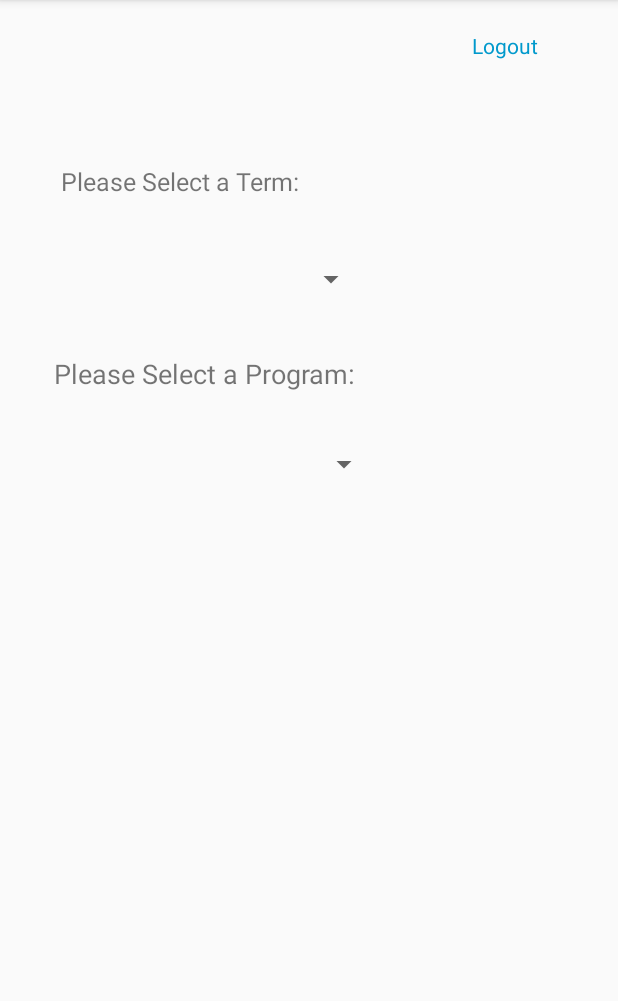
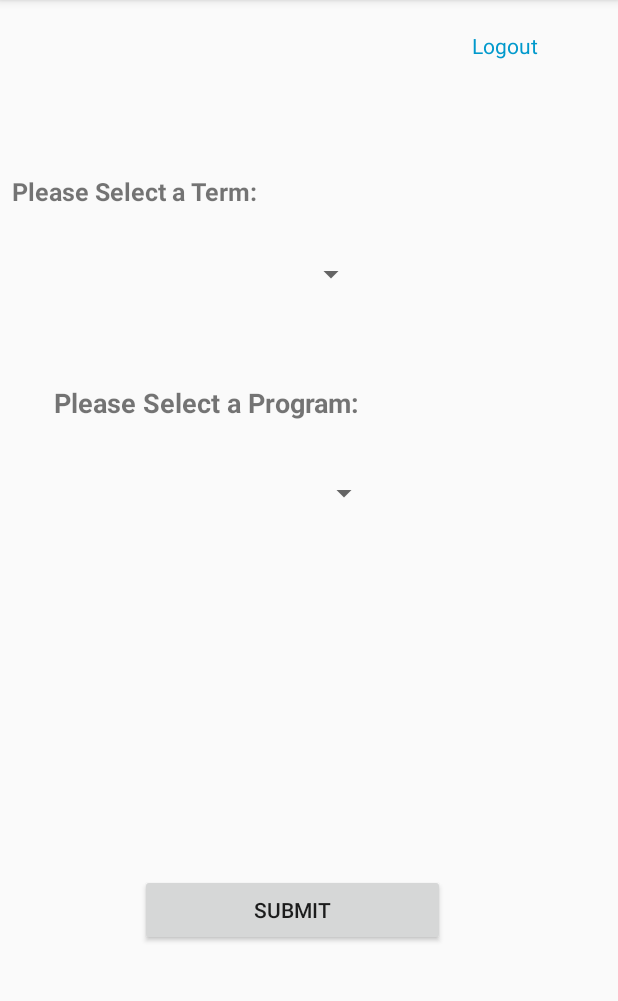
Before and after one commit to xiaoxiuzhe/CSCI3130-PROJECT, an Android app: the RegisterClass screen opened directly, with no data from a screen before it, on a phone screen of 412 x 824 dp, the part 84-1085 px from its top. Run offline under Robolectric (Android 15) with nearby library versions, the phone set to English and light mode, and no system bars.

```diff
--- a/app/src/main/res/layout/activity_register_class.xml
+++ b/app/src/main/res/layout/activity_register_class.xml
@@ -4,7 +4,7 @@
     xmlns:tools="http://schemas.android.com/tools"
     android:layout_width="match_parent"
     android:layout_height="match_parent"
-    tools:context=".RegisterClass">
+    tools:context=".RegisterOption">
 
     <TextView
         android:id="@+id/textView7"
@@ -17,12 +17,13 @@
         android:autoSizeTextType="uniform"
         android:gravity="top|bottom|left|right"
         android:text="Please Select a Program:"
+        android:textStyle="bold"
         app:layout_constraintBottom_toBottomOf="parent"
         app:layout_constraintEnd_toEndOf="parent"
         app:layout_constraintHorizontal_bias="0.727"
         app:layout_constraintStart_toStartOf="parent"
         app:layout_constraintTop_toBottomOf="@+id/termSpinner"
-        app:layout_constraintVertical_bias="0.036" />
+        app:layout_constraintVertical_bias="0.08" />
 
     <TextView
         android:id="@+id/signUp2"
@@ -57,25 +58,23 @@
         app:layout_constraintHorizontal_bias="0.106"
         app:layout_constraintStart_toStartOf="parent"
         app:layout_constraintTop_toTopOf="parent"
-        app:layout_constraintVertical_bias="0.174" />
+        app:layout_constraintVertical_bias="0.169" />
 
     <TextView
         android:id="@+id/textView4"
         android:layout_width="163dp"
         android:layout_height="39dp"
         android:layout_marginBottom="8dp"
-        android:layout_marginEnd="204dp"
         android:layout_marginStart="8dp"
         android:layout_marginTop="8dp"
         android:autoSizeTextType="uniform"
         android:gravity="top|bottom|left|right"
         android:text="Please Select a Term:"
+        android:textStyle="bold"
         app:layout_constraintBottom_toBottomOf="parent"
-        app:layout_constraintEnd_toEndOf="parent"
-        app:layout_constraintHorizontal_bias="0.888"
         app:layout_constraintStart_toStartOf="parent"
         app:layout_constraintTop_toTopOf="parent"
-        app:layout_constraintVertical_bias="0.131" />
+        app:layout_constraintVertical_bias="0.14" />
 
     <Spinner
         android:id="@+id/programSelect"
@@ -89,4 +88,21 @@
         app:layout_constraintStart_toStartOf="parent"
         app:layout_constraintTop_toBottomOf="@+id/textView7" />
 
+    <Button
+        android:id="@+id/submitButton"
+        android:layout_width="203dp"
+        android:layout_height="wrap_content"
+        android:layout_marginBottom="8dp"
+        android:layout_marginEnd="8dp"
+        android:layout_marginStart="8dp"
+        android:layout_marginTop="8dp"
+        android:onClick="submitButton"
+        android:text="Submit"
+        app:layout_constraintBottom_toBottomOf="parent"
+        app:layout_constraintEnd_toEndOf="parent"
+        app:layout_constraintHorizontal_bias="0.442"
+        app:layout_constraintStart_toStartOf="parent"
+        app:layout_constraintTop_toTopOf="parent"
+        app:layout_constraintVertical_bias="0.816" />
+
 </android.support.constraint.ConstraintLayout>
```
